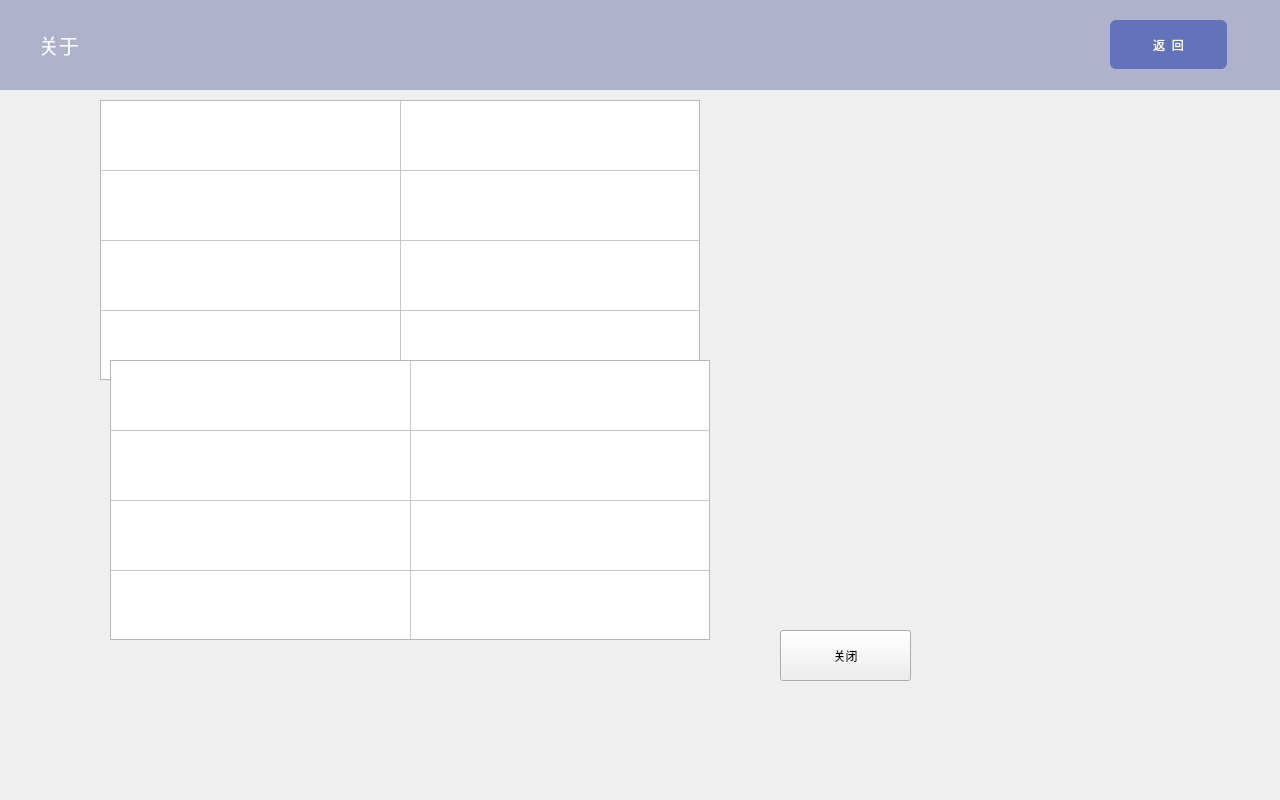
Before: the Qt Designer form about.ui in thewayI/tiny4412, drawn with Qt 5.
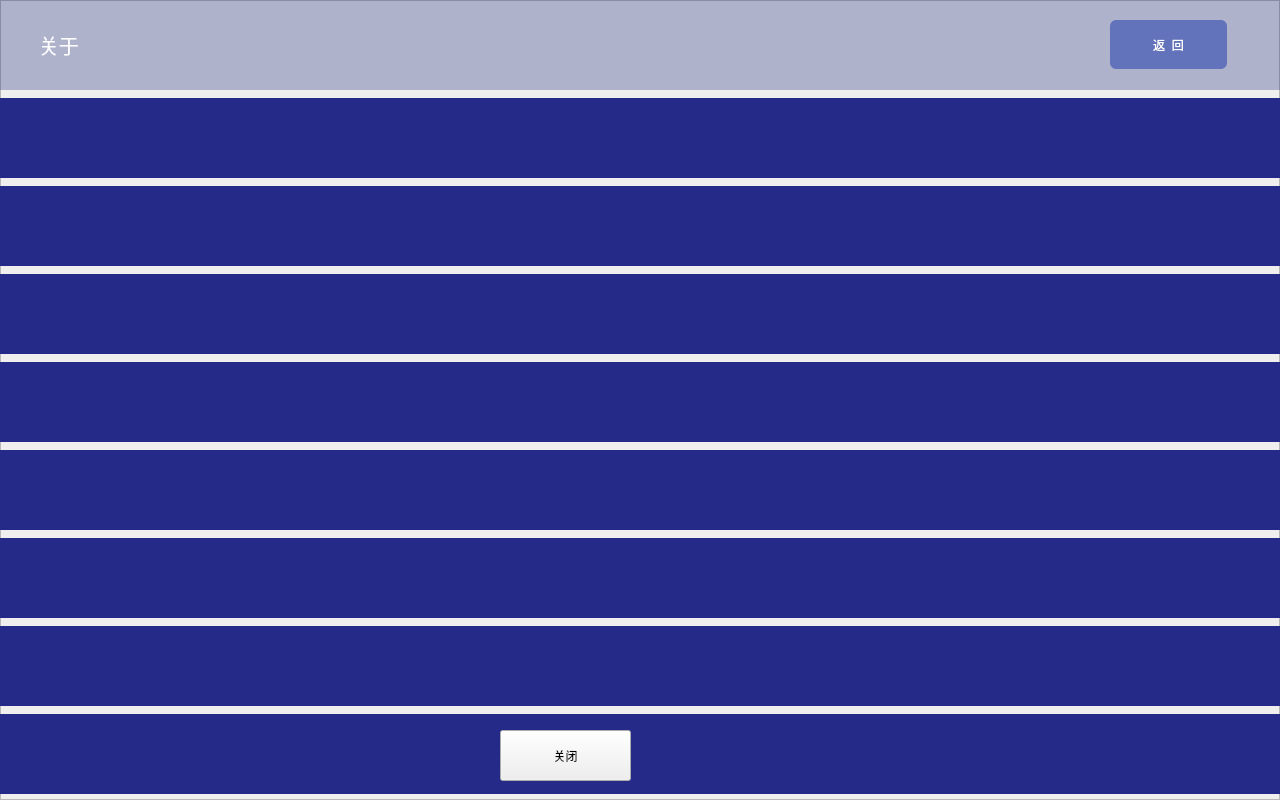
After: the same form once the commit is applied. Icons and pictures are not drawn.

The edit to the form file:
```diff
--- a/about.ui
+++ b/about.ui
@@ -23,8 +23,8 @@
   <widget class="QPushButton" name="pushButton">
    <property name="geometry">
     <rect>
-     <x>780</x>
-     <y>630</y>
+     <x>500</x>
+     <y>730</y>
      <width>131</width>
      <height>51</height>
     </rect>
@@ -36,10 +36,10 @@
   <widget class="QTableWidget" name="tblWidget_baseInfo">
    <property name="geometry">
     <rect>
-     <x>100</x>
+     <x>40</x>
      <y>100</y>
-     <width>600</width>
-     <height>280</height>
+     <width>601</width>
+     <height>341</height>
     </rect>
    </property>
    <property name="font">
@@ -47,6 +47,11 @@
      <pointsize>7</pointsize>
     </font>
    </property>
+   <property name="styleSheet">
+    <string notr="true">background-color: rgba(0, 0, 0,0);
+color: rgb(255, 255, 255);
+gridline-color: rgba(0, 0, 0, 255);</string>
+   </property>
    <property name="verticalScrollBarPolicy">
     <enum>Qt::ScrollBarAlwaysOff</enum>
    </property>
@@ -65,6 +70,9 @@
    <property name="dragDropOverwriteMode">
     <bool>true</bool>
    </property>
+   <property name="gridStyle">
+    <enum>Qt::NoPen</enum>
+   </property>
    <property name="rowCount">
     <number>4</number>
    </property>
@@ -84,7 +92,7 @@
     <bool>false</bool>
    </attribute>
    <attribute name="verticalHeaderDefaultSectionSize">
-    <number>70</number>
+    <number>84</number>
    </attribute>
    <attribute name="verticalHeaderHighlightSections">
     <bool>false</bool>
@@ -99,10 +107,10 @@
   <widget class="QTableWidget" name="tblWidget_devInfo">
    <property name="geometry">
     <rect>
-     <x>110</x>
-     <y>360</y>
+     <x>650</x>
+     <y>100</y>
      <width>600</width>
-     <height>280</height>
+     <height>341</height>
     </rect>
    </property>
    <property name="font">
@@ -110,6 +118,11 @@
      <pointsize>7</pointsize>
     </font>
    </property>
+   <property name="styleSheet">
+    <string notr="true">background-color: rgba(0, 0, 0,0);
+color: rgb(255, 255, 255);
+gridline-color: rgba(0, 0, 0, 255);</string>
+   </property>
    <property name="verticalScrollBarPolicy">
     <enum>Qt::ScrollBarAlwaysOff</enum>
    </property>
@@ -128,6 +141,12 @@
    <property name="dragDropOverwriteMode">
     <bool>true</bool>
    </property>
+   <property name="showGrid">
+    <bool>true</bool>
+   </property>
+   <property name="gridStyle">
+    <enum>Qt::NoPen</enum>
+   </property>
    <property name="rowCount">
     <number>4</number>
    </property>
@@ -147,7 +166,7 @@
     <bool>false</bool>
    </attribute>
    <attribute name="verticalHeaderDefaultSectionSize">
-    <number>70</number>
+    <number>84</number>
    </attribute>
    <attribute name="verticalHeaderHighlightSections">
     <bool>false</bool>
@@ -227,6 +246,237 @@
     <bool>true</bool>
    </property>
   </widget>
+  <widget class="QLabel" name="label">
+   <property name="geometry">
+    <rect>
+     <x>0</x>
+     <y>98</y>
+     <width>1280</width>
+     <height>80</height>
+    </rect>
+   </property>
+   <property name="styleSheet">
+    <string notr="true">background-color: rgb(37, 42, 136);</string>
+   </property>
+   <property name="text">
+    <string/>
+   </property>
+  </widget>
+  <widget class="QLabel" name="label_2">
+   <property name="geometry">
+    <rect>
+     <x>0</x>
+     <y>186</y>
+     <width>1280</width>
+     <height>80</height>
+    </rect>
+   </property>
+   <property name="styleSheet">
+    <string notr="true">background-color: rgb(37, 42, 136);</string>
+   </property>
+   <property name="text">
+    <string/>
+   </property>
+  </widget>
+  <widget class="QLabel" name="label_3">
+   <property name="geometry">
+    <rect>
+     <x>0</x>
+     <y>274</y>
+     <width>1280</width>
+     <height>80</height>
+    </rect>
+   </property>
+   <property name="styleSheet">
+    <string notr="true">background-color: rgb(37, 42, 136);</string>
+   </property>
+   <property name="text">
+    <string/>
+   </property>
+  </widget>
+  <widget class="QLabel" name="label_4">
+   <property name="geometry">
+    <rect>
+     <x>0</x>
+     <y>362</y>
+     <width>1280</width>
+     <height>80</height>
+    </rect>
+   </property>
+   <property name="styleSheet">
+    <string notr="true">background-color: rgb(37, 42, 136);</string>
+   </property>
+   <property name="text">
+    <string/>
+   </property>
+  </widget>
+  <widget class="QLabel" name="label_5">
+   <property name="geometry">
+    <rect>
+     <x>0</x>
+     <y>450</y>
+     <width>1280</width>
+     <height>80</height>
+    </rect>
+   </property>
+   <property name="styleSheet">
+    <string notr="true">background-color: rgb(37, 42, 136);</string>
+   </property>
+   <property name="text">
+    <string/>
+   </property>
+  </widget>
+  <widget class="QLabel" name="label_6">
+   <property name="geometry">
+    <rect>
+     <x>0</x>
+     <y>538</y>
+     <width>1280</width>
+     <height>80</height>
+    </rect>
+   </property>
+   <property name="styleSheet">
+    <string notr="true">background-color: rgb(37, 42, 136);</string>
+   </property>
+   <property name="text">
+    <string/>
+   </property>
+  </widget>
+  <widget class="QLabel" name="label_7">
+   <property name="geometry">
+    <rect>
+     <x>0</x>
+     <y>626</y>
+     <width>1280</width>
+     <height>80</height>
+    </rect>
+   </property>
+   <property name="styleSheet">
+    <string notr="true">background-color: rgb(37, 42, 136);</string>
+   </property>
+   <property name="text">
+    <string/>
+   </property>
+  </widget>
+  <widget class="QLabel" name="label_8">
+   <property name="geometry">
+    <rect>
+     <x>0</x>
+     <y>714</y>
+     <width>1280</width>
+     <height>80</height>
+    </rect>
+   </property>
+   <property name="styleSheet">
+    <string notr="true">background-color: rgb(37, 42, 136);</string>
+   </property>
+   <property name="text">
+    <string/>
+   </property>
+  </widget>
+  <widget class="QFrame" name="frame">
+   <property name="geometry">
+    <rect>
+     <x>0</x>
+     <y>0</y>
+     <width>1280</width>
+     <height>800</height>
+    </rect>
+   </property>
+   <property name="styleSheet">
+    <string notr="true">border-image: url(:/new/prefix1/image/bg_05.png);
+</string>
+   </property>
+   <property name="frameShape">
+    <enum>QFrame::StyledPanel</enum>
+   </property>
+   <property name="frameShadow">
+    <enum>QFrame::Raised</enum>
+   </property>
+  </widget>
+  <widget class="QTableWidget" name="tblWidget_devInfo_2">
+   <property name="geometry">
+    <rect>
+     <x>650</x>
+     <y>450</y>
+     <width>600</width>
+     <height>341</height>
+    </rect>
+   </property>
+   <property name="font">
+    <font>
+     <pointsize>7</pointsize>
+    </font>
+   </property>
+   <property name="styleSheet">
+    <string notr="true">background-color: rgba(0, 0, 0,0);
+color: rgb(255, 255, 255);
+gridline-color: rgba(0, 0, 0, 255);</string>
+   </property>
+   <property name="verticalScrollBarPolicy">
+    <enum>Qt::ScrollBarAlwaysOff</enum>
+   </property>
+   <property name="horizontalScrollBarPolicy">
+    <enum>Qt::ScrollBarAlwaysOff</enum>
+   </property>
+   <property name="autoScroll">
+    <bool>true</bool>
+   </property>
+   <property name="showDropIndicator" stdset="0">
+    <bool>false</bool>
+   </property>
+   <property name="dragEnabled">
+    <bool>true</bool>
+   </property>
+   <property name="dragDropOverwriteMode">
+    <bool>true</bool>
+   </property>
+   <property name="showGrid">
+    <bool>true</bool>
+   </property>
+   <property name="gridStyle">
+    <enum>Qt::NoPen</enum>
+   </property>
+   <property name="rowCount">
+    <number>4</number>
+   </property>
+   <property name="columnCount">
+    <number>2</number>
+   </property>
+   <attribute name="horizontalHeaderVisible">
+    <bool>false</bool>
+   </attribute>
+   <attribute name="horizontalHeaderDefaultSectionSize">
+    <number>300</number>
+   </attribute>
+   <attribute name="horizontalHeaderHighlightSections">
+    <bool>false</bool>
+   </attribute>
+   <attribute name="verticalHeaderVisible">
+    <bool>false</bool>
+   </attribute>
+   <attribute name="verticalHeaderDefaultSectionSize">
+    <number>84</number>
+   </attribute>
+   <attribute name="verticalHeaderHighlightSections">
+    <bool>false</bool>
+   </attribute>
+   <row/>
+   <row/>
+   <row/>
+   <row/>
+   <column/>
+   <column/>
+  </widget>
+  <zorder>frame</zorder>
+  <zorder>label</zorder>
+  <zorder>label_4</zorder>
+  <zorder>label_7</zorder>
+  <zorder>label_3</zorder>
+  <zorder>label_2</zorder>
+  <zorder>label_8</zorder>
+  <zorder>label_6</zorder>
+  <zorder>label_5</zorder>
   <zorder>label_9</zorder>
   <zorder>pushButton</zorder>
   <zorder>tblWidget_baseInfo</zorder>
```
Left out of the diff: 1 changed line with no effect on the pictures.
